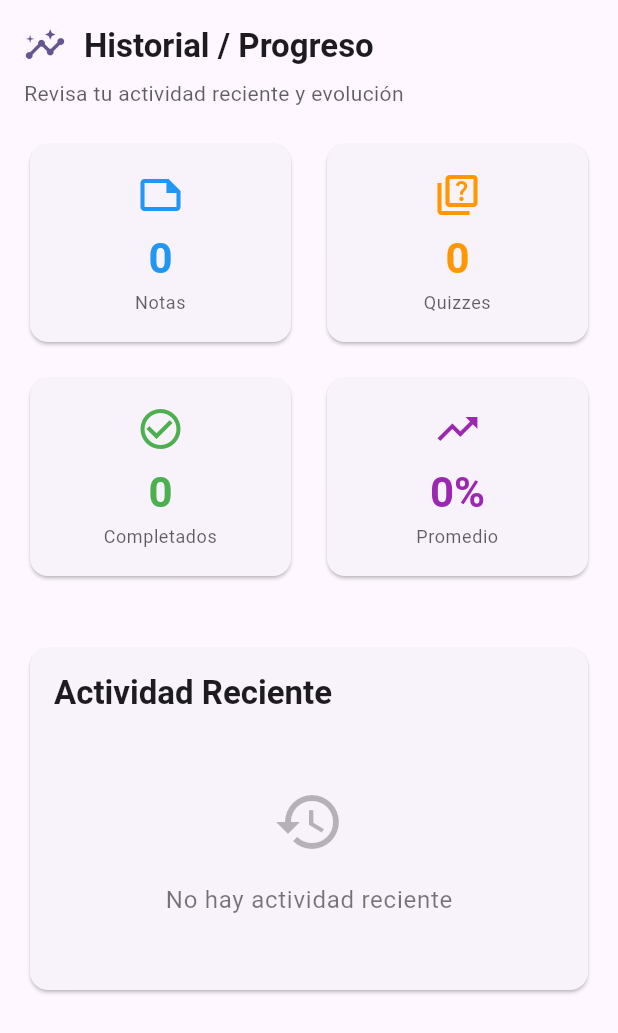
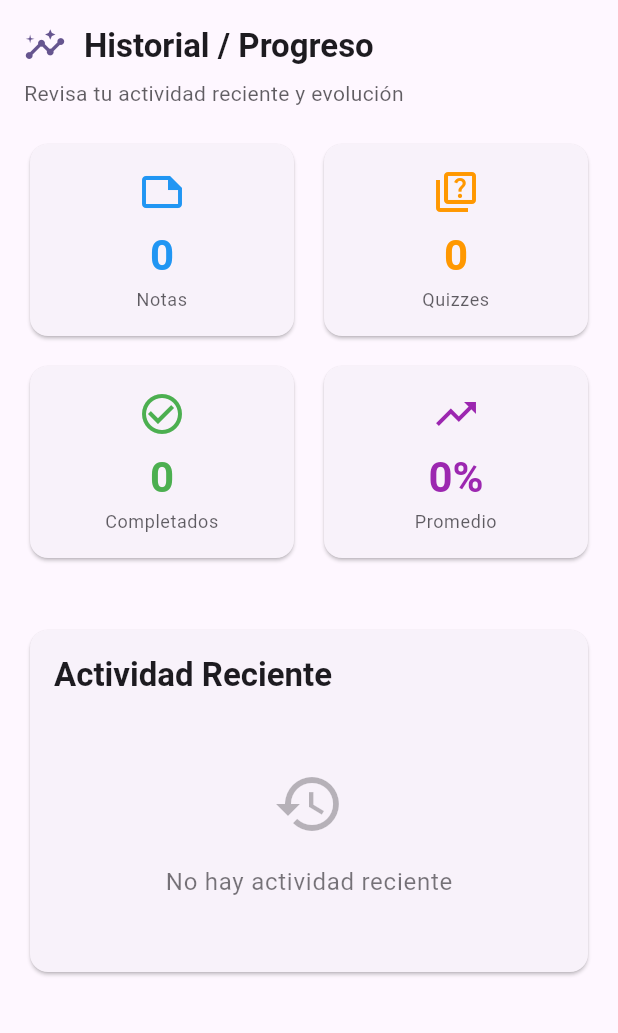
Before and after one commit to Julian-Escobar22/Final_Flutter, a Flutter app: the HistoryPage screen opened directly, on a phone screen of 412 x 824 dp. Shown: the top 1033 px of the screen. Run offline on Flutter 3.47's test engine with Material 3 defaults, Android fonts, the phone set to English and light mode, and no system bars; our stand-ins replace awesome_dialog, drift, fl_chart, flutter_dotenv, get, image_picker and 2 more; accounts and stored records are empty; generated files the repository leaves out were written again; Roboto replaces fonts that are missing (SF Pro Display).

Commit message:
subiendo cambios responsive y debug android

```diff
--- /dev/null
+++ b/lib/core/utils/supabase_helper.dart
@@ -0,0 +1,5 @@
+import 'package:supabase_flutter/supabase_flutter.dart';
+
+class SupabaseHelper {
+  static SupabaseClient get client => Supabase.instance.client;
+}
--- a/lib/data/datasources/remote/auth_remote_ds.dart
+++ b/lib/data/datasources/remote/auth_remote_ds.dart
@@ -2,9 +2,8 @@ import 'package:supabase_flutter/supabase_flutter.dart';
 import 'package:todo/domain/entities/user_entity.dart';
 
 class AuthRemoteDs {
-  final SupabaseClient client;
-  AuthRemoteDs(this.client);
-
+   SupabaseClient get client => Supabase.instance.client;
+  AuthRemoteDs();
   Future<UserEntity?> signIn(String email, String password) async {
     final res = await client.auth.signInWithPassword(email: email, password: password);
     final user = res.user;
--- a/lib/data/datasources/remote/history_remote_datasource.dart
+++ b/lib/data/datasources/remote/history_remote_datasource.dart
@@ -1,9 +1,10 @@
 import 'package:supabase_flutter/supabase_flutter.dart';
+import 'package:todo/core/utils/supabase_helper.dart';
 
 class HistoryRemoteDataSource {
-  final SupabaseClient supabase;
+   SupabaseClient get supabase => SupabaseHelper.client;
 
-  HistoryRemoteDataSource(this.supabase);
+  HistoryRemoteDataSource();
 
   /// Obtiene estadísticas generales del usuario
   Future<Map<String, dynamic>> getStats() async {
--- a/lib/data/datasources/remote/quiz_remote_datasource.dart
+++ b/lib/data/datasources/remote/quiz_remote_datasource.dart
@@ -2,12 +2,14 @@ import 'package:flutter/material.dart';
 import 'package:supabase_flutter/supabase_flutter.dart';
 import 'package:todo/core/services/ai_service.dart';
 import 'package:uuid/uuid.dart';
+import 'package:todo/core/utils/supabase_helper.dart';
+
 
 class QuizRemoteDataSource {
-  final SupabaseClient supabase;
+  SupabaseClient get supabase => SupabaseHelper.client;
   final AiService aiService;
 
-  QuizRemoteDataSource(this.supabase, this.aiService);
+  QuizRemoteDataSource(this.aiService);
 
   /// Obtiene todos los quizzes del usuario actual
   Future<List<Map<String, dynamic>>> getQuizzes() async {
--- a/lib/presentation/bindings/auth_bindings.dart
+++ b/lib/presentation/bindings/auth_bindings.dart
@@ -22,7 +22,7 @@ class AuthBindings extends Bindings {
     // ---------- DATASOURCE ----------
     // Ajusta el nombre si tu clase se llama distinto (p.ej. SupabaseAuthRemoteDs)
     Get.lazyPut<AuthRemoteDs>(
-      () => AuthRemoteDs(Supabase.instance.client),
+      () => AuthRemoteDs(),
       fenix: true,
     );
 
--- a/lib/presentation/bindings/history_bindings.dart
+++ b/lib/presentation/bindings/history_bindings.dart
@@ -1,5 +1,4 @@
 import 'package:get/get.dart';
-import 'package:supabase_flutter/supabase_flutter.dart';
 import 'package:todo/data/datasources/remote/history_remote_datasource.dart';
 import 'package:todo/data/repositories/history_repository_impl.dart';
 import 'package:todo/domain/usecases/history/get_stats.dart';
@@ -11,7 +10,7 @@ class HistoryBindings extends Bindings {
   void dependencies() {
     // DataSource
     Get.lazyPut<HistoryRemoteDataSource>(
-      () => HistoryRemoteDataSource(Supabase.instance.client),
+      () => HistoryRemoteDataSource(),
     );
 
     // Repository
--- a/lib/presentation/bindings/note_bindings.dart
+++ b/lib/presentation/bindings/note_bindings.dart
@@ -1,6 +1,4 @@
 import 'package:get/get.dart';
-import 'package:supabase_flutter/supabase_flutter.dart';
-
 import 'package:todo/data/datasources/remote/note_remote_ds.dart';
 import 'package:todo/data/repositories/note_repository_impl.dart';
 import 'package:todo/domain/repositories/note_repository.dart';
@@ -15,7 +13,7 @@ class NoteBindings extends Bindings {
   void dependencies() {
     // DataSource
     Get.lazyPut<NoteRemoteDs>(
-      () => NoteRemoteDs(Supabase.instance.client),
+      () => NoteRemoteDs(),
       fenix: true,
     );
 
@@ -31,7 +29,7 @@ class NoteBindings extends Bindings {
     Get.lazyPut(() => DeleteNoteUseCase(Get.find<NoteRepository>()), fenix: true);
 
     // Service
-    Get.lazyPut(() => FileService(Supabase.instance.client), fenix: true);
+    Get.lazyPut(() => FileService(), fenix: true);
 
     // Controller
     if (!Get.isRegistered<NoteController>()) {
--- a/lib/presentation/bindings/quiz_bindings.dart
+++ b/lib/presentation/bindings/quiz_bindings.dart
@@ -1,5 +1,4 @@
 import 'package:get/get.dart';
-import 'package:supabase_flutter/supabase_flutter.dart';
 import 'package:todo/core/services/ai_service.dart';
 import 'package:todo/data/datasources/remote/quiz_remote_datasource.dart';
 import 'package:todo/data/repositories/quiz_repository_impl.dart';
@@ -14,7 +13,6 @@ class QuizBindings extends Bindings {
     // DataSource
     Get.lazyPut<QuizRemoteDataSource>(
       () => QuizRemoteDataSource(
-        Supabase.instance.client,
         Get.find<AiService>(),
       ),
     );
--- a/lib/presentation/pages/modules/history_page.dart
+++ b/lib/presentation/pages/modules/history_page.dart
@@ -103,18 +103,65 @@ class HistoryPage extends StatelessWidget {
   Widget _buildStatsCards(BuildContext context, HistoryController controller, bool isSmallScreen) {
   final stats = controller.stats.value!;
 
-    return LayoutBuilder(
-      builder: (context, constraints) {
-        final crossAxisCount = isSmallScreen ? 2 : 4;
-        final childAspectRatio = isSmallScreen ? 1.3 : 1.5;
+  // En móvil, usa Column + Row para evitar overflow
+  if (isSmallScreen) {
+    return Column(
+      children: [
+        Row(
+          children: [
+            Expanded(
+              child: _StatCard(
+                icon: Icons.note_outlined,
+                title: 'Notas',
+                value: '${stats.totalNotes}',
+                color: Colors.blue,
+              ),
+            ),
+            const SizedBox(width: 12),
+            Expanded(
+              child: _StatCard(
+                icon: Icons.quiz_outlined,
+                title: 'Quizzes',
+                value: '${stats.totalQuizzes}',
+                color: Colors.orange,
+              ),
+            ),
+          ],
+        ),
+        const SizedBox(height: 12),
+        Row(
+          children: [
+            Expanded(
+              child: _StatCard(
+                icon: Icons.check_circle_outline,
+                title: 'Completados',
+                value: '${stats.totalQuizzesCompleted}',
+                color: Colors.green,
+              ),
+            ),
+            const SizedBox(width: 12),
+            Expanded(
+              child: _StatCard(
+                icon: Icons.trending_up,
+                title: 'Promedio',
+                value: '${stats.averageQuizScore.toStringAsFixed(0)}%',
+                color: Colors.purple,
+              ),
+            ),
+          ],
+        ),
+      ],
+    );
+  }
 
+  // Desktop/tablet: usa Grid como antes
   return GridView.count(
     shrinkWrap: true,
     physics: const NeverScrollableScrollPhysics(),
-          crossAxisCount: crossAxisCount,
+    crossAxisCount: 4,
     crossAxisSpacing: 16,
     mainAxisSpacing: 16,
-          childAspectRatio: childAspectRatio,
+    childAspectRatio: 1.5,
     children: [
       _StatCard(
         icon: Icons.note_outlined,
@@ -141,8 +188,6 @@ class HistoryPage extends StatelessWidget {
         color: Colors.purple,
       ),
     ],
-        );
-      },
   );
 }
 
```
Also changed, not shown: lib/core/services/file_service.dart (+11 -8 lines), lib/data/datasources/remote/note_remote_ds.dart (+10 -4 lines), lib/main.dart (+8 -13 lines), lib/presentation/pages/modules/note_detail_sheet.dart (+24 -13 lines), lib/presentation/pages/modules/notes_page.dart (+16 -7 lines). Lines whose indentation alone changed are shown as unchanged.
